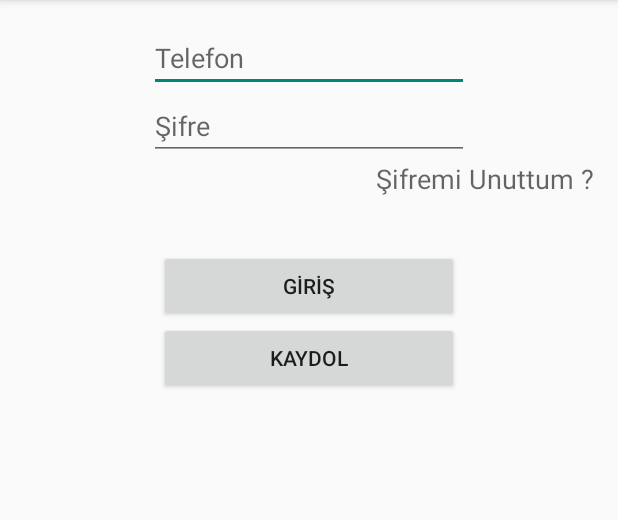
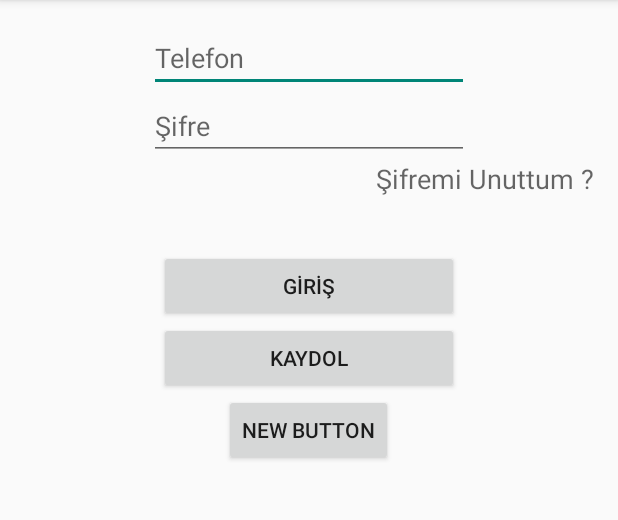
Before and after one commit to tfoseiuqunuylno/servis, an Android app: the screen it shows after launch (MainActivity), on a phone screen of 412 x 824 dp, the part 84-604 px from its top. Run offline under Robolectric (Android 15) with nearby library versions, the phone set to English and light mode, and no system bars.

Commit message:
baslangic 2.developer kullanici

```diff
--- a/app/src/main/res/layout/activity_main.xml
+++ b/app/src/main/res/layout/activity_main.xml
@@ -56,4 +56,12 @@
         android:layout_below="@+id/editTextTelefon"
         android:layout_centerHorizontal="true" />
 
+    <Button
+        android:layout_width="wrap_content"
+        android:layout_height="wrap_content"
+        android:text="New Button"
+        android:id="@+id/button"
+        android:layout_below="@+id/buttonKaydol"
+        android:layout_centerHorizontal="true" />
+
 </RelativeLayout>
```
